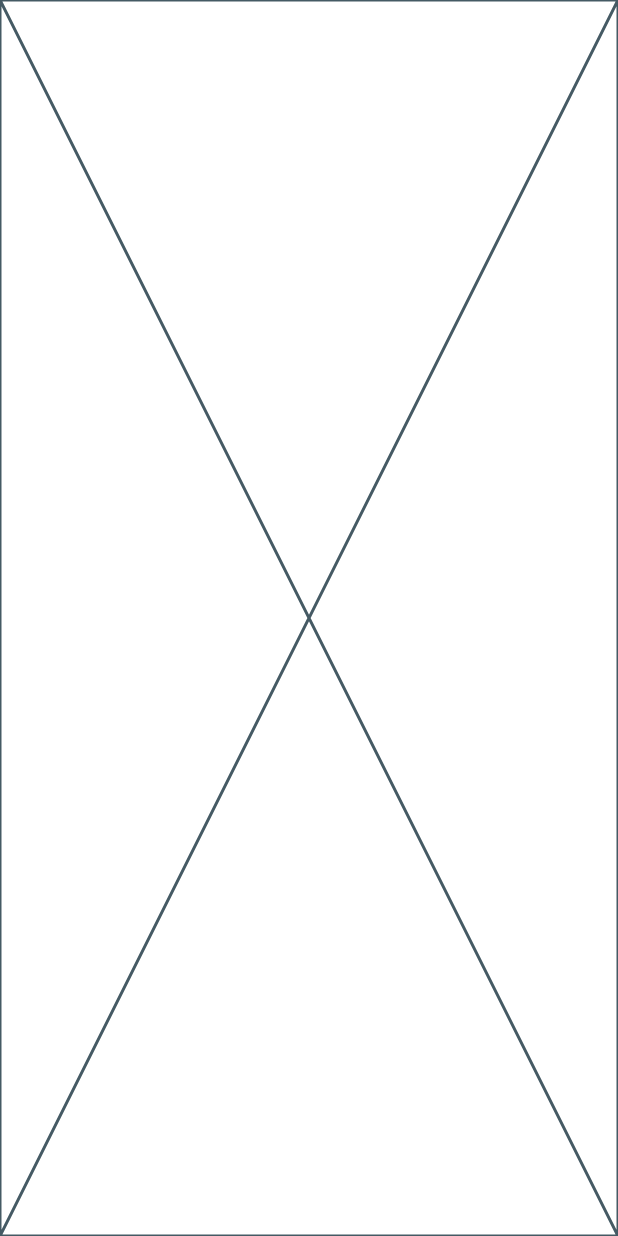
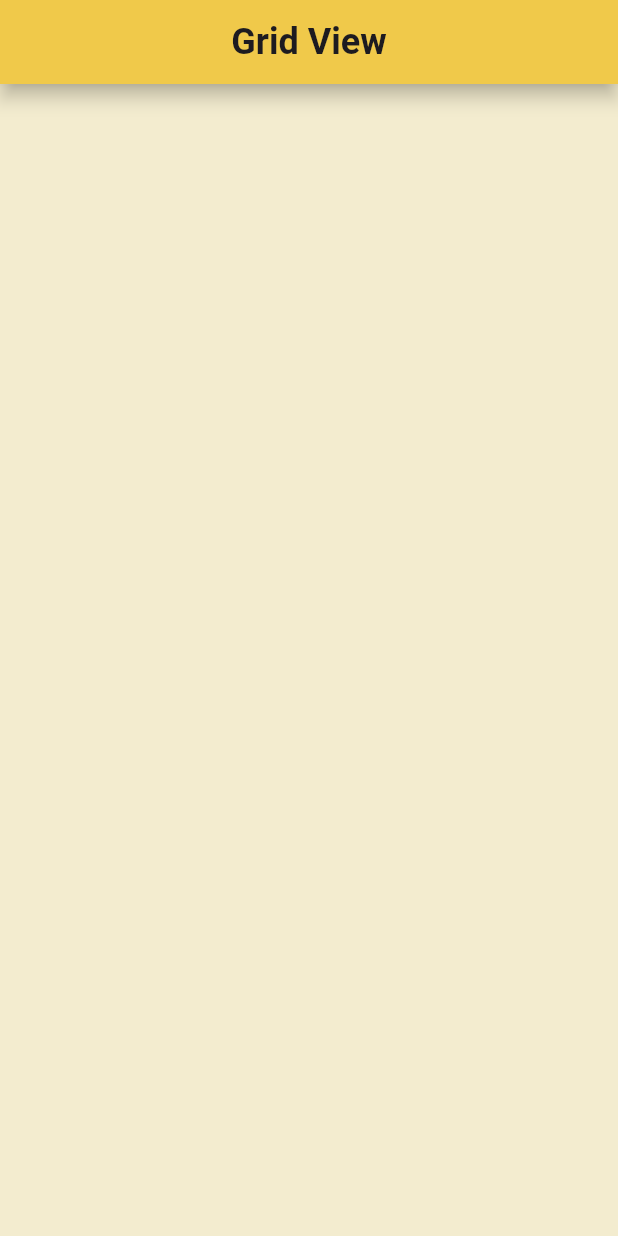
Before and after one commit to Chirag6189/gridview.builder_in_flutter, a Flutter app: the screen it shows after launch, on a phone screen of 412 x 824 dp. Run offline on Flutter 3.47's test engine with Material 3 defaults, Android fonts, the phone set to English and light mode, and no system bars.

Commit message:
add appbar and make simple page

```diff
--- a/lib/main.dart
+++ b/lib/main.dart
@@ -9,6 +9,17 @@ class MyApp extends StatelessWidget {
 
   @override
   Widget build(BuildContext context) {
-    return const Placeholder();
+    return MaterialApp(
+      home: Scaffold(
+        backgroundColor: Color.fromARGB(255, 243, 236, 207),
+        appBar: AppBar(
+          title: Text('Grid View',style: TextStyle(fontWeight: FontWeight.bold,fontSize: 24),),
+          centerTitle: true,
+          elevation: 5,
+          shadowColor: Colors.black,
+          backgroundColor: Colors.amberAccent,
+        ),
+      ),
+    );
   }
 }
```
